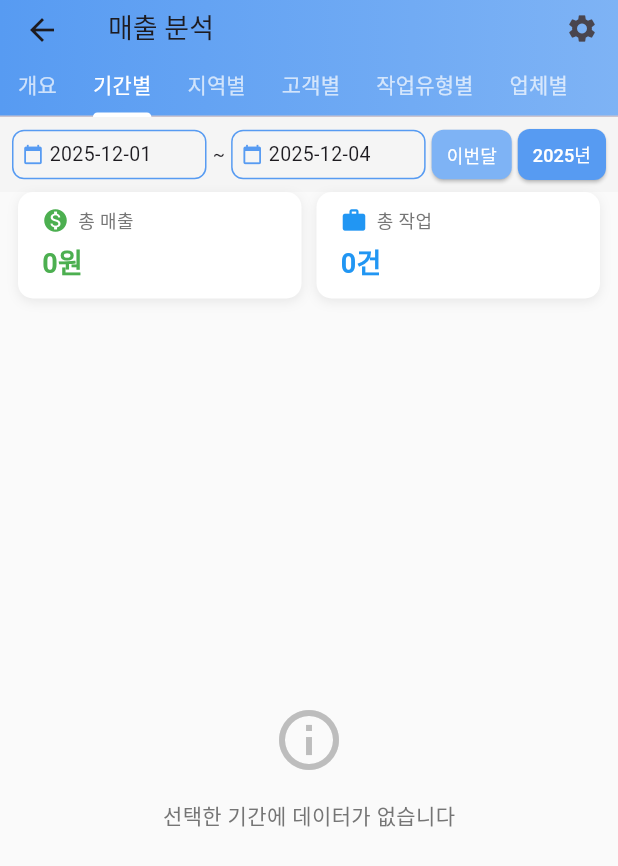
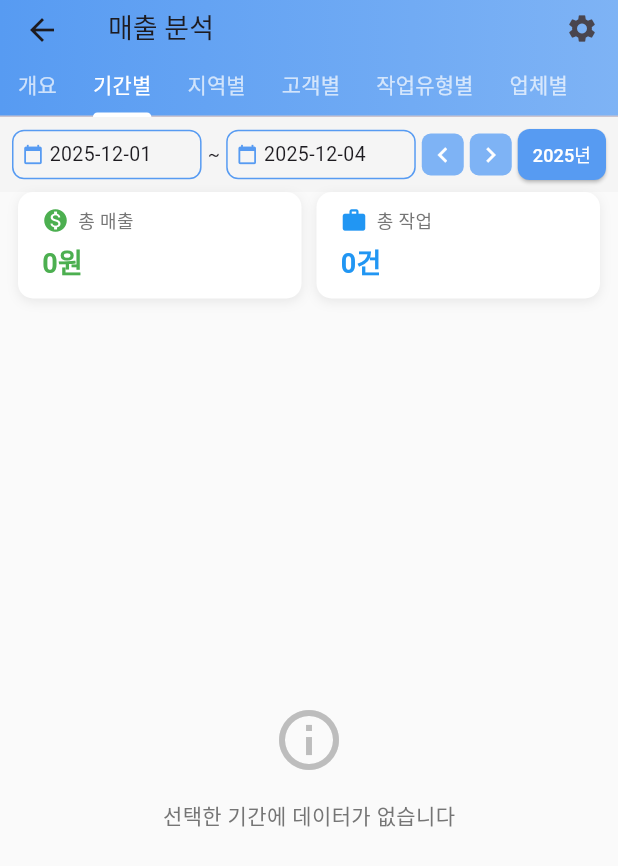
Before and after one commit to ssh5437/flutter_schedule_app, a Flutter app: the StatisticsScreen screen opened directly, tab 2 chosen, on a phone screen of 412 x 824 dp. Shown: the top 866 px of the screen. Run offline on Flutter 3.47's test engine with Material 3 defaults, Android fonts, the light colour scheme and no system bars; our stand-ins replace app_links, file_picker, firebase_analytics, firebase_core, fl_chart, flutter_colorpicker and 11 more; missing offline and left inert: encrypt, google_mlkit_text_recognition, home_widget, pointycastle, workmanager; accounts and stored records are empty; network calls fail; statements that could not run were skipped.

Commit message:
매출 분석 기간 선택 UI 변경

```diff
--- a/lib/screens/statistics_screen.dart
+++ b/lib/screens/statistics_screen.dart
@@ -365,21 +365,41 @@ class _StatisticsScreenState extends State<StatisticsScreen> with TickerProvider
                 ),
               ),
               const SizedBox(width: 4),
-              ElevatedButton(
-                onPressed: hasActiveSubscription ? _setThisMonth : _showMembershipRequiredDialog,
-                style: ElevatedButton.styleFrom(
+              // 왼쪽 이동 버튼 (한 달 전)
+              IconButton(
+                onPressed: hasActiveSubscription ? _movePeriodLeft : _showMembershipRequiredDialog,
+                icon: const Icon(Icons.chevron_left, size: 20),
+                padding: EdgeInsets.zero,
+                constraints: const BoxConstraints(minWidth: 28, minHeight: 28),
+                style: IconButton.styleFrom(
                   backgroundColor: const Color(0xFF7eb3f5),
                   foregroundColor: Colors.white,
-                  padding: const EdgeInsets.symmetric(horizontal: 10, vertical: 8),
                   shape: RoundedRectangleBorder(
-                    borderRadius: BorderRadius.circular(8),
-                  ),
-                  minimumSize: Size.zero,
+                    borderRadius: BorderRadius.circular(6),
+                  ),
                   tapTargetSize: MaterialTapTargetSize.shrinkWrap,
                 ),
-                child: const Text('이번달', style: TextStyle(fontSize: 12)),
+              ),
+              const Padding(
+                padding: EdgeInsets.symmetric(horizontal: 2),
+              ),
+              // 오른쪽 이동 버튼 (한 달 후) - 간격 없이 붙임
+              IconButton(
+                onPressed: hasActiveSubscription ? _movePeriodRight : _showMembershipRequiredDialog,
+                icon: const Icon(Icons.chevron_right, size: 20),
+                padding: EdgeInsets.zero,
+                constraints: const BoxConstraints(minWidth: 28, minHeight: 28),
+                style: IconButton.styleFrom(
+                  backgroundColor: const Color(0xFF7eb3f5),
+                  foregroundColor: Colors.white,
+                  shape: RoundedRectangleBorder(
+                    borderRadius: BorderRadius.circular(6),
+                  ),
+                  tapTargetSize: MaterialTapTargetSize.shrinkWrap,
+                ),
               ),
               const SizedBox(width: 4),
+              // 올해 년도 버튼
               ElevatedButton(
                 onPressed: hasActiveSubscription ? _setThisYear : _showMembershipRequiredDialog,
                 style: ElevatedButton.styleFrom(
@@ -410,17 +430,34 @@ class _StatisticsScreenState extends State<StatisticsScreen> with TickerProvider
       _startDate = firstDayOfYear;
       _endDate = yesterday;
     });
-  }
-
-  void _setThisMonth() {
+    _loadSchedules();
+  }
+
+  void _movePeriodLeft() {
+    setState(() {
+      // 이전 달 1일부터 말일까지
+      final previousMonth = DateTime(_startDate.year, _startDate.month - 1, 1);
+      _startDate = previousMonth;
+      // 이전 달의 마지막 날 계산 (다음 달 0일 = 이전 달 마지막 날)
+      _endDate = DateTime(previousMonth.year, previousMonth.month + 1, 0);
+    });
+    _loadSchedules();
+  }
+
+  void _movePeriodRight() {
     final now = DateTime.now();
     final yesterday = now.subtract(const Duration(days: 1));
-    final firstDayOfMonth = DateTime(now.year, now.month, 1);
 
     setState(() {
-      _startDate = firstDayOfMonth;
-      _endDate = yesterday;
+      // 다음 달 1일부터 말일까지
+      final nextMonth = DateTime(_startDate.year, _startDate.month + 1, 1);
+      _startDate = nextMonth;
+      // 다음 달의 마지막 날 계산 (다다음 달 0일 = 다음 달 마지막 날)
+      final lastDayOfNextMonth = DateTime(nextMonth.year, nextMonth.month + 1, 0);
+      // 종료일이 어제를 넘지 않도록
+      _endDate = lastDayOfNextMonth.isAfter(yesterday) ? yesterday : lastDayOfNextMonth;
     });
+    _loadSchedules();
   }
 
   void _showMembershipRequiredDialog() {
@@ -454,7 +491,7 @@ class _StatisticsScreenState extends State<StatisticsScreen> with TickerProvider
           crossAxisAlignment: CrossAxisAlignment.start,
           children: [
             const Text(
-              '무료 회원은 기간 변경이 제한됩니다.\n이번 달 매출만 조회 가능합니다.',
+              '무료 회원은 기간 변경이 제한됩니다.\n2달 전부터 어제까지 매출만 조회 가능합니다.',
               style: TextStyle(fontSize: 16, height: 1.5),
             ),
             const SizedBox(height: 16),
@@ -705,25 +742,12 @@ class _StatisticsScreenState extends State<StatisticsScreen> with TickerProvider
     final now = DateTime.now();
     final yesterday = now.subtract(const Duration(days: 1));
     final twelveMonthsAgo = DateTime(now.year - 1, now.month, now.day);
-    final thisMonthStart = DateTime(now.year, now.month, 1);
-
-    // 이번 달 1일 ~ 어제까지의 스케줄 필터링 (visitDate가 있는 것만)
-    final thisMonthSchedules = _allSchedules.where((schedule) {
-      if (schedule.visitDate == null) return false;
-      return schedule.visitDate!.isAfter(thisMonthStart.subtract(const Duration(days: 1))) &&
-             schedule.visitDate!.isBefore(yesterday.add(const Duration(days: 1)));
-    }).toList();
-
     // 12개월 전 ~ 어제까지의 스케줄 필터링 (visitDate가 있는 것만)
     final overviewSchedules = _allSchedules.where((schedule) {
       if (schedule.visitDate == null) return false;
       return schedule.visitDate!.isAfter(twelveMonthsAgo.subtract(const Duration(days: 1))) &&
              schedule.visitDate!.isBefore(yesterday.add(const Duration(days: 1)));
     }).toList();
-
-    // 이번 달 총 매출/작업
-    final thisMonthRevenue = thisMonthSchedules.fold(0, (sum, s) => sum + s.totalPrice);
-    final thisMonthCount = thisMonthSchedules.length;
 
     // 12개월 총 매출/작업
     final yearRevenue = overviewSchedules.fold(0, (sum, s) => sum + s.totalPrice);
@@ -746,6 +770,16 @@ class _StatisticsScreenState extends State<StatisticsScreen> with TickerProvider
     final chartData = months.map((month) {
       return monthlyData[month] ?? 0;
     }).toList();
+
+    // 최근 30일 총 매출/작업 계산
+    final thirtyDaysAgo = DateTime.now().subtract(const Duration(days: 30));
+    final last30DaysSchedules = _allSchedules.where((schedule) {
+      if (schedule.visitDate == null) return false;
+      return schedule.visitDate!.isAfter(thirtyDaysAgo.subtract(const Duration(days: 1))) &&
+             schedule.visitDate!.isBefore(yesterday.add(const Duration(days: 1)));
+    }).toList();
+    final last30DaysRevenue = last30DaysSchedules.fold(0, (sum, s) => sum + s.totalPrice);
+    final last30DaysCount = last30DaysSchedules.length;
 
     return SingleChildScrollView(
       padding: const EdgeInsets.fromLTRB(16, 20, 16, 10),
@@ -757,7 +791,7 @@ class _StatisticsScreenState extends State<StatisticsScreen> with TickerProvider
             style: TextStyle(fontSize: 18, fontWeight: FontWeight.bold),
           ),
           const SizedBox(height: 12),
-          _buildOverviewSummaryCards(thisMonthRevenue, thisMonthCount),
+          _buildOverviewSummaryCards(last30DaysRevenue, last30DaysCount),
           const SizedBox(height: 12),
           _buildDailyTrendChart(),
           const SizedBox(height: 32),
```
